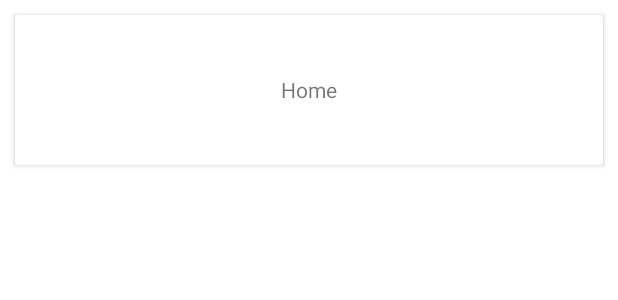
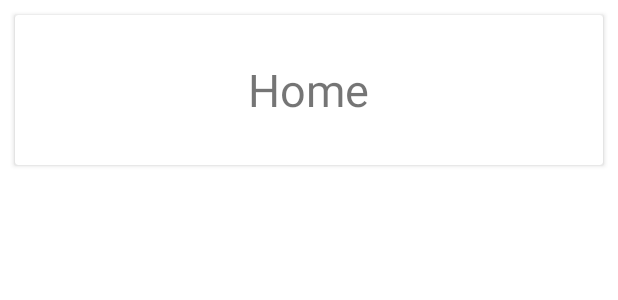
Before and after one commit to dasMichal/CMISToDoApp, an Android app: the layout folder_card.xml on its own in the app's theme, with its tools: preview values and no code run, on a phone screen of 412 x 824 dp. Shown: the top 300 px of the screen. Run offline under Robolectric (Android 15) with nearby library versions, the phone set to English and light mode, and no system bars.

Commit message:
Increased Font Size for Text

```diff
--- a/app/src/main/res/layout/folder_card.xml
+++ b/app/src/main/res/layout/folder_card.xml
@@ -1,7 +1,6 @@
 <?xml version="1.0" encoding="utf-8"?>
 <LinearLayout xmlns:android="http://schemas.android.com/apk/res/android"
         xmlns:app="http://schemas.android.com/apk/res-auto"
-        xmlns:tools="http://schemas.android.com/tools"
         android:layout_width="match_parent"
         android:layout_height="wrap_content"
 
@@ -25,7 +24,8 @@
                 android:gravity="center"
                 android:textAlignment="center"
                 android:layout_gravity="center"
-                android:clickable="true" />
+                android:clickable="true"
+                android:textSize="30sp" />
     </androidx.cardview.widget.CardView>
 
 
--- a/app/src/main/res/layout/todo_card_layout.xml
+++ b/app/src/main/res/layout/todo_card_layout.xml
@@ -48,7 +48,8 @@
                     android:layout_height="match_parent"
                     android:id="@+id/todoTitle"
                     android:layout_weight="1"
-                    android:gravity="center" />
+                    android:gravity="center"
+                    android:textSize="24sp" />
 
             <View
                     android:id="@+id/divider"
```
